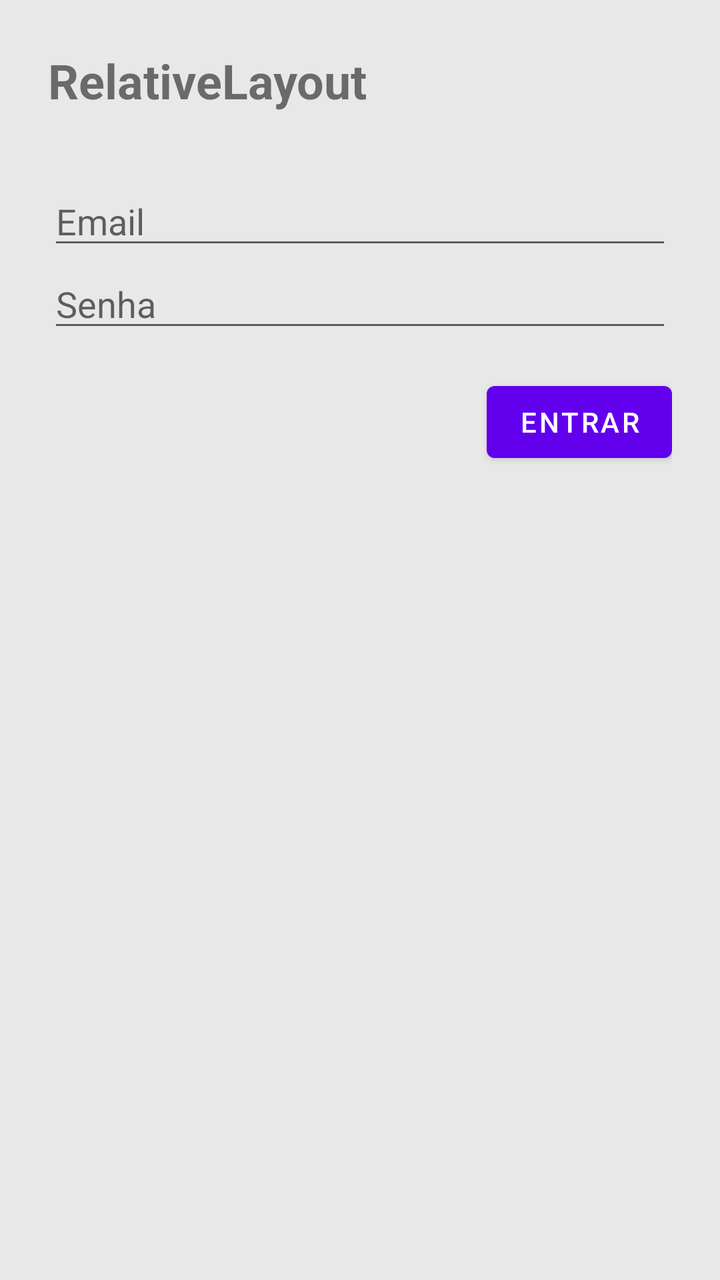
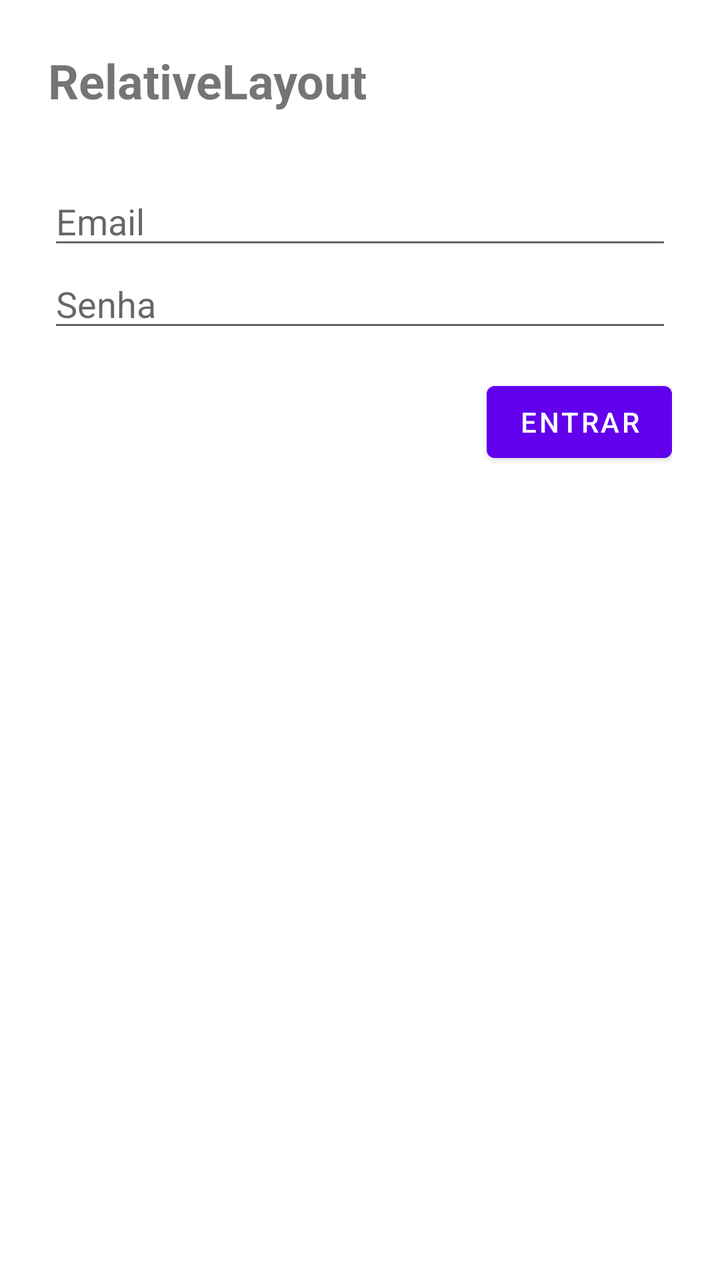

Compare the two renders of this Android layout. The source of the first and the diff that turns it into the second are given below.
<!-- AndroidManifest.xml: application theme Theme.Login -->
<!-- res/layout/activity_relative.xml -->
<?xml version="1.0" encoding="utf-8"?>
<RelativeLayout xmlns:android="http://schemas.android.com/apk/res/android"
    android:layout_width="match_parent"
    android:layout_height="wrap_content"
    android:padding="24dp"
    android:background="#E8E8E8"
    android:layout_marginBottom="16dp">

    <TextView
        android:id="@+id/tvTitle"
        android:layout_width="wrap_content"
        android:layout_height="wrap_content"
        android:text="RelativeLayout"
        android:textSize="24sp"
        android:textStyle="bold" />

    <EditText
        android:id="@+id/etEmail"
        android:layout_width="match_parent"
        android:layout_height="wrap_content"
        android:hint="Email"
        android:layout_below="@id/tvTitle"
        android:layout_marginTop="32dp" />

    <EditText
        android:id="@+id/etPassword"
        android:layout_width="match_parent"
        android:layout_height="wrap_content"
        android:hint="Senha"
        android:inputType="textPassword"
        android:layout_below="@id/etEmail" />

    <Button
        android:layout_width="wrap_content"
        android:layout_height="wrap_content"
        android:text="Entrar"
        android:layout_below="@id/etPassword"
        android:layout_alignParentEnd="true"
        android:layout_marginTop="16dp" />

</RelativeLayout>
<!-- resources referenced by this layout -->
<resources>
  <style name="Theme.Login" parent="Theme.MaterialComponents.DayNight.DarkActionBar">
          
          <item name="colorPrimary">@color/purple_500</item>
          <item name="colorPrimaryVariant">@color/purple_700</item>
          <item name="colorOnPrimary">@color/white</item>
          
          <item name="colorSecondary">@color/teal_200</item>
          <item name="colorSecondaryVariant">@color/teal_700</item>
          <item name="colorOnSecondary">@color/black</item>
          
          <item name="android:statusBarColor">?attr/colorPrimaryVariant</item>
          
      </style>
  <color name="purple_500">#FF6200EE</color>
  <color name="purple_700">#FF3700B3</color>
  <color name="white">#FFFFFFFF</color>
  <color name="teal_200">#FF03DAC5</color>
  <color name="teal_700">#FF018786</color>
  <color name="black">#FF000000</color>
</resources>

<!-- the commit's change to res/layout/activity_relative.xml (unified diff, before → after) -->
@@ -3,7 +3,7 @@
     android:layout_width="match_parent"
     android:layout_height="wrap_content"
     android:padding="24dp"
-    android:background="#E8E8E8"
+    android:background="#FFFFFF"
     android:layout_marginBottom="16dp">
 
     <TextView
